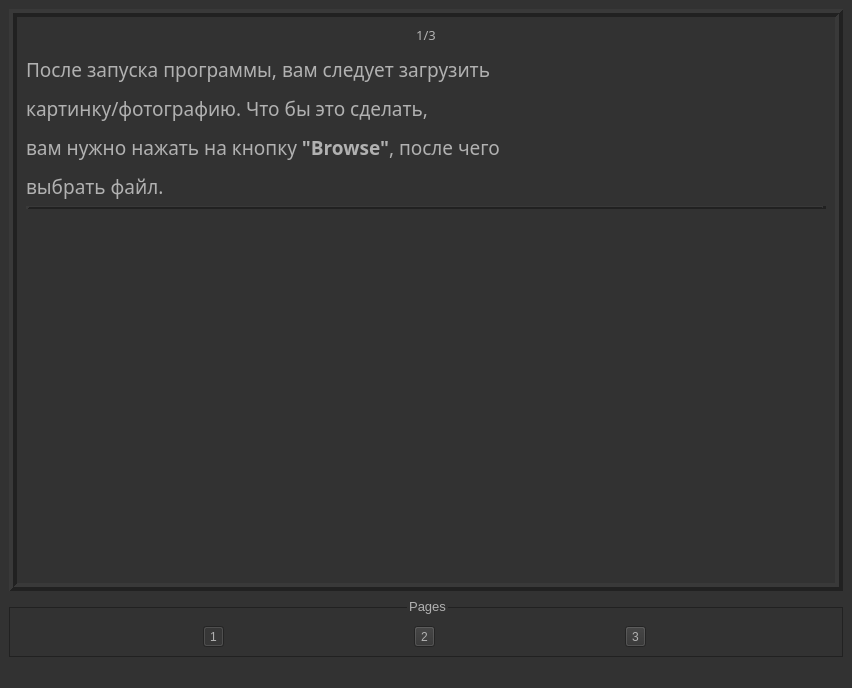
Old version of the form instruction.ui in the repository Paikerite/Text-finder.
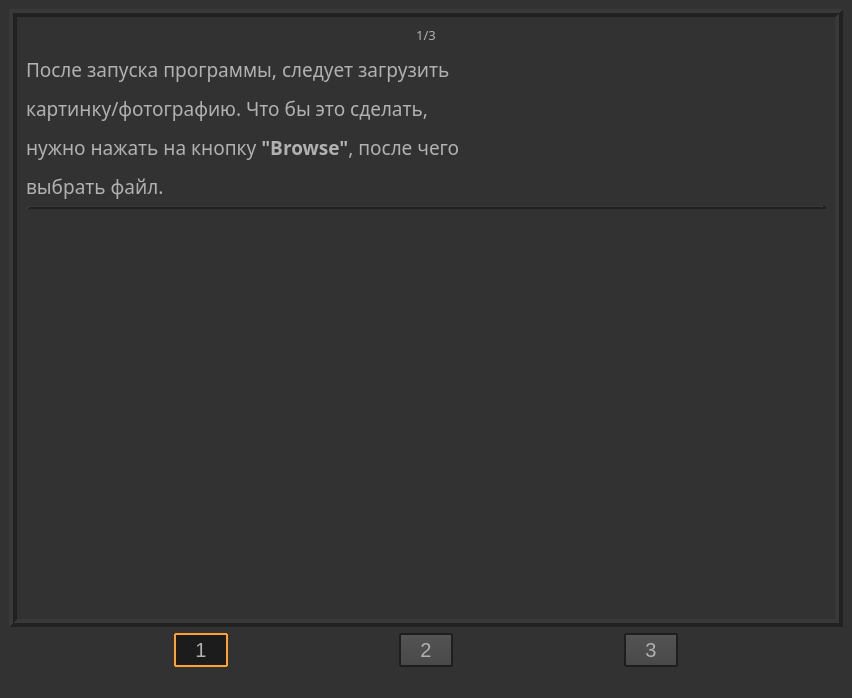
New version of the form. Icons and pictures are not drawn.

Commit message: fully made instruction

```diff
--- a/instruction.ui
+++ b/instruction.ui
@@ -7,7 +7,7 @@
     <x>0</x>
     <y>0</y>
     <width>852</width>
-    <height>688</height>
+    <height>698</height>
    </rect>
   </property>
   <property name="maximumSize">
@@ -598,7 +598,7 @@
            </font>
           </property>
           <property name="text">
-           <string>&lt;html&gt;&lt;head/&gt;&lt;body&gt;&lt;p align=&quot;center&quot;&gt;&lt;span style=&quot; font-size:10pt;&quot;&gt;1/3&lt;/span&gt;&lt;/p&gt;&lt;p&gt;&lt;span style=&quot; font-size:14pt;&quot;&gt;После запуска программы, вам следует загрузить&lt;/span&gt;&lt;/p&gt;&lt;p&gt;&lt;span style=&quot; font-size:14pt;&quot;&gt;картинку/фотографию. Что бы это сделать, &lt;/span&gt;&lt;/p&gt;&lt;p&gt;&lt;span style=&quot; font-size:14pt;&quot;&gt;вам нужно нажать на кнопку &lt;/span&gt;&lt;span style=&quot; font-size:14pt; font-weight:600;&quot;&gt;&amp;quot;Browse&amp;quot;&lt;/span&gt;&lt;span style=&quot; font-size:14pt;&quot;&gt;, после чего &lt;/span&gt;&lt;/p&gt;&lt;p&gt;&lt;span style=&quot; font-size:14pt;&quot;&gt;выбрать файл.&lt;/span&gt;&lt;/p&gt;&lt;/body&gt;&lt;/html&gt;</string>
+           <string>&lt;html&gt;&lt;head/&gt;&lt;body&gt;&lt;p align=&quot;center&quot;&gt;&lt;span style=&quot; font-size:10pt;&quot;&gt;1/3&lt;/span&gt;&lt;/p&gt;&lt;p&gt;&lt;span style=&quot; font-size:14pt;&quot;&gt;После запуска программы, следует загрузить&lt;/span&gt;&lt;/p&gt;&lt;p&gt;&lt;span style=&quot; font-size:14pt;&quot;&gt;картинку/фотографию. Что бы это сделать, &lt;/span&gt;&lt;/p&gt;&lt;p&gt;&lt;span style=&quot; font-size:14pt;&quot;&gt;нужно нажать на кнопку &lt;/span&gt;&lt;span style=&quot; font-size:14pt; font-weight:600;&quot;&gt;&amp;quot;Browse&amp;quot;&lt;/span&gt;&lt;span style=&quot; font-size:14pt;&quot;&gt;, после чего &lt;/span&gt;&lt;/p&gt;&lt;p&gt;&lt;span style=&quot; font-size:14pt;&quot;&gt;выбрать файл.&lt;/span&gt;&lt;/p&gt;&lt;/body&gt;&lt;/html&gt;</string>
           </property>
          </widget>
         </item>
@@ -732,27 +732,47 @@
      </widget>
     </item>
     <item>
-     <widget class="QGroupBox" name="groupBox_pages">
-      <property name="font">
-       <font>
-        <pointsize>10</pointsize>
-       </font>
-      </property>
-      <property name="title">
-       <string>Pages</string>
-      </property>
-      <property name="alignment">
-       <set>Qt::AlignCenter</set>
-      </property>
-      <property name="flat">
-       <bool>false</bool>
-      </property>
-      <layout class="QHBoxLayout" name="horizontalLayout_2">
-       <property name="topMargin">
-        <number>18</number>
-       </property>
+     <layout class="QHBoxLayout" name="horizontalLayout_pages">
        <item>
-        <widget class="QToolButton" name="toolButton_1page">
+       <widget class="QPushButton" name="pushButton_1page">
+        <property name="sizePolicy">
+         <sizepolicy hsizetype="Maximum" vsizetype="Fixed">
+          <horstretch>0</horstretch>
+          <verstretch>0</verstretch>
+         </sizepolicy>
+        </property>
+        <property name="styleSheet">
+         <string notr="true">QPushButton
+{
+    color: #b1b1b1;
+    background-color: QLinearGradient( x1: 0, y1: 0, x2: 0, y2: 1, stop: 0 #565656, stop: 0.1 #525252, stop: 0.5 #4e4e4e, stop: 0.9 #4a4a4a, stop: 1 #464646);
+    border-width: 2px;
+    border-color: #1e1e1e;
+    border-style: solid;
+    border-radius: 1;
+    padding: 3px;
+    font-size: 20px;
+    padding-left: 5px;
+    padding-right: 5px;
+    min-width: 40px;
+}
+
+QPushButton:pressed
+{
+    background-color: QLinearGradient( x1: 0, y1: 0, x2: 0, y2: 1, stop: 0 #2d2d2d, stop: 0.1 #2b2b2b, stop: 0.5 #292929, stop: 0.9 #282828, stop: 1 #252525);
+}
+
+QPushButton::checked 
+{
+	border-color: rgb(255, 160, 47);
+	background-color: rgb(28, 28, 28);
+}
+
+QPushButton:hover
+{
+	border-color: rgb(255, 160, 47);
+}</string>
+        </property>
          <property name="text">
           <string>1</string>
          </property>
@@ -762,13 +782,48 @@
          <property name="checked">
           <bool>true</bool>
          </property>
-         <property name="toolButtonStyle">
-          <enum>Qt::ToolButtonIconOnly</enum>
-         </property>
         </widget>
        </item>
        <item>
-        <widget class="QToolButton" name="toolButton_2page">
+       <widget class="QPushButton" name="pushButton_2page">
+        <property name="sizePolicy">
+         <sizepolicy hsizetype="Maximum" vsizetype="Fixed">
+          <horstretch>0</horstretch>
+          <verstretch>0</verstretch>
+         </sizepolicy>
+        </property>
+        <property name="styleSheet">
+         <string notr="true">QPushButton
+{
+    color: #b1b1b1;
+    background-color: QLinearGradient( x1: 0, y1: 0, x2: 0, y2: 1, stop: 0 #565656, stop: 0.1 #525252, stop: 0.5 #4e4e4e, stop: 0.9 #4a4a4a, stop: 1 #464646);
+    border-width: 2px;
+    border-color: #1e1e1e;
+    border-style: solid;
+    border-radius: 1;
+    padding: 3px;
+    font-size: 20px;
+    padding-left: 5px;
+    padding-right: 5px;
+    min-width: 40px;
+}
+
+QPushButton:pressed
+{
+    background-color: QLinearGradient( x1: 0, y1: 0, x2: 0, y2: 1, stop: 0 #2d2d2d, stop: 0.1 #2b2b2b, stop: 0.5 #292929, stop: 0.9 #282828, stop: 1 #252525);
+}
+
+QPushButton::checked 
+{
+	border-color: rgb(255, 160, 47);
+	background-color: rgb(28, 28, 28);
+}
+
+QPushButton:hover
+{
+	border-color: rgb(255, 160, 47);
+}</string>
+        </property>
          <property name="text">
           <string>2</string>
          </property>
@@ -778,7 +833,45 @@
         </widget>
        </item>
        <item>
-        <widget class="QToolButton" name="toolButton_3page">
+       <widget class="QPushButton" name="pushButton_3page">
+        <property name="sizePolicy">
+         <sizepolicy hsizetype="Maximum" vsizetype="Fixed">
+          <horstretch>0</horstretch>
+          <verstretch>0</verstretch>
+         </sizepolicy>
+        </property>
+        <property name="styleSheet">
+         <string notr="true">QPushButton
+{
+    color: #b1b1b1;
+    background-color: QLinearGradient( x1: 0, y1: 0, x2: 0, y2: 1, stop: 0 #565656, stop: 0.1 #525252, stop: 0.5 #4e4e4e, stop: 0.9 #4a4a4a, stop: 1 #464646);
+    border-width: 2px;
+    border-color: #1e1e1e;
+    border-style: solid;
+    border-radius: 1;
+    padding: 3px;
+    font-size: 20px;
+    padding-left: 5px;
+    padding-right: 5px;
+    min-width: 40px;
+}
+
+QPushButton:pressed
+{
+    background-color: QLinearGradient( x1: 0, y1: 0, x2: 0, y2: 1, stop: 0 #2d2d2d, stop: 0.1 #2b2b2b, stop: 0.5 #292929, stop: 0.9 #282828, stop: 1 #252525);
+}
+
+QPushButton::checked 
+{
+	border-color: rgb(255, 160, 47);
+	background-color: rgb(28, 28, 28);
+}
+
+QPushButton:hover
+{
+	border-color: rgb(255, 160, 47);
+}</string>
+        </property>
          <property name="text">
           <string>3</string>
          </property>
@@ -788,7 +881,6 @@
         </widget>
        </item>
       </layout>
-     </widget>
     </item>
    </layout>
   </widget>
```
Left out of the diff: 4 changed lines with no effect on the pictures. Lines whose indentation alone changed are shown as unchanged. The commit also changes 3 other files.
